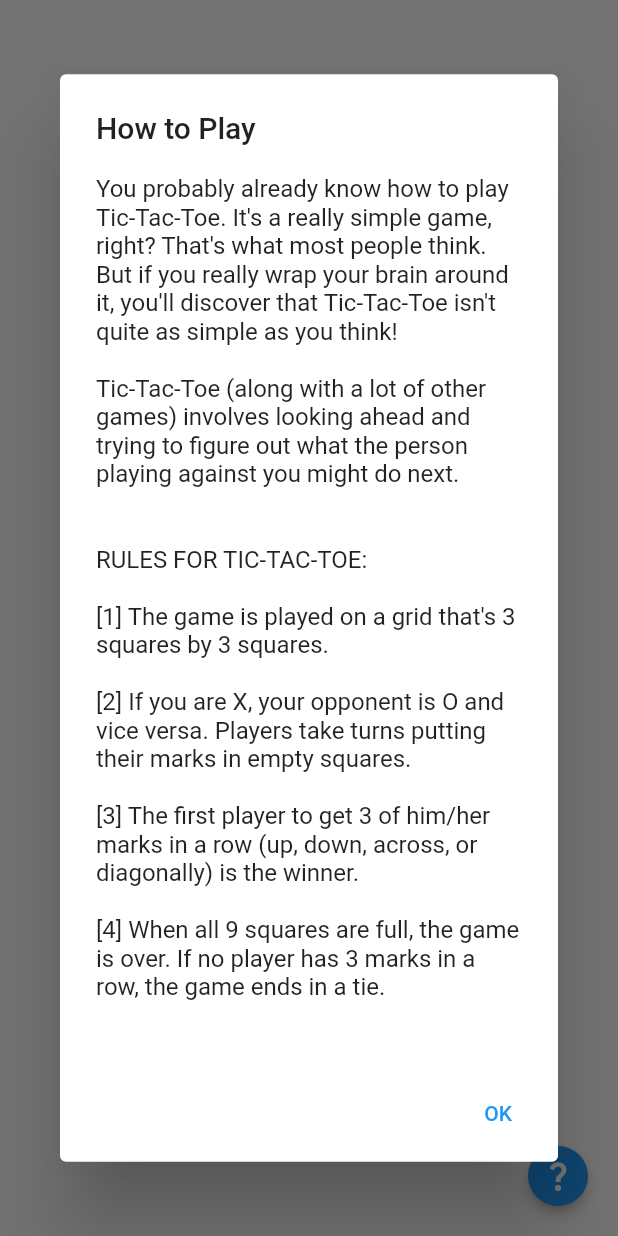
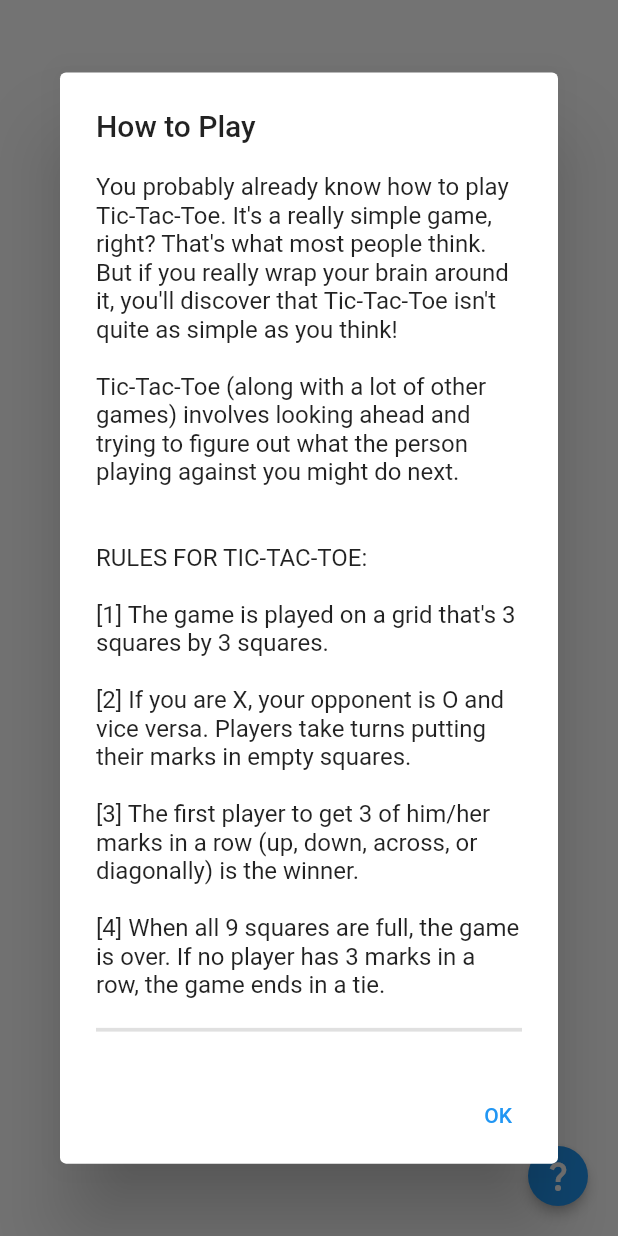
Before and after one commit to Rafeqm/tiktaktu, a Flutter app: the GameScreen screen opened directly, after a tap on the "question mark" icon, on a phone screen of 412 x 824 dp. Run offline on Flutter 3.47's test engine with Material 2 defaults, Android fonts, the phone set to English and light mode, and no system bars.

Commit message:
fix: Add bottom border to the content of 'How to Play' dialog box

```diff
--- a/lib/game_screen.dart
+++ b/lib/game_screen.dart
@@ -22,8 +22,18 @@ class GameScreen extends StatelessWidget {
             builder: (BuildContext _context) {
               return AlertDialog(
                 title: const Text('How to Play'),
-                content: const SingleChildScrollView(
-                  child: Text(rules),
+                content: Container(
+                  decoration: const BoxDecoration(
+                    border: Border(
+                      bottom: BorderSide(
+                        color: Colors.black12,
+                        width: 2.5,
+                      ),
+                    ),
+                  ),
+                  child: const SingleChildScrollView(
+                    child: Text(rules),
+                  ),
                 ),
                 actions: <Widget>[
                   TextButton(
--- a/pubspec.yaml
+++ b/pubspec.yaml
@@ -1,7 +1,7 @@
 name: tiktaktu
 description: Play with whoever you want.
 publish_to: "none" # Remove this line if you wish to publish to pub.dev
-version: 0.6.0-beta.0+1
+version: 0.6.0+1
 
 environment:
   sdk: ">=2.16.1 <3.0.0"
```
